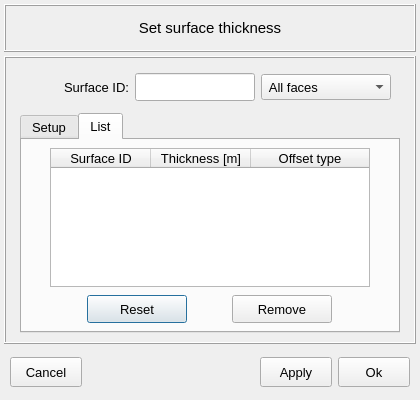
First picture: the form in vibra/interface/data/ui_files/model/structural/surface_thickness_inputs.ui, repository MOPT-UFSC/VIBRA, before the edit.
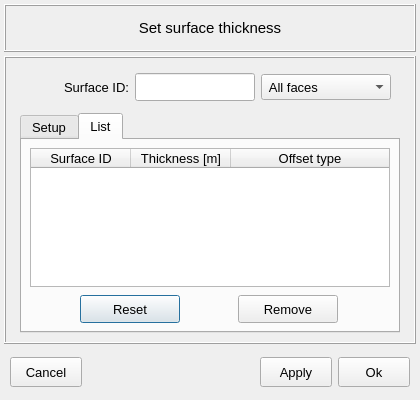
Second picture: the form after the edit. The open tabs and pages were chosen to show the change.

Diff of the .ui file:
```diff
--- a/vibra/interface/data/ui_files/model/structural/surface_thickness_inputs.ui
+++ b/vibra/interface/data/ui_files/model/structural/surface_thickness_inputs.ui
@@ -560,13 +560,13 @@
          </attribute>
          <layout class="QGridLayout" name="gridLayout_9">
           <property name="leftMargin">
-           <number>2</number>
+           <number>8</number>
           </property>
           <property name="topMargin">
            <number>8</number>
           </property>
           <property name="rightMargin">
-           <number>2</number>
+           <number>8</number>
           </property>
           <property name="bottomMargin">
            <number>2</number>
@@ -584,7 +584,7 @@
             </property>
             <property name="maximumSize">
              <size>
-              <width>320</width>
+              <width>16777215</width>
               <height>40</height>
              </size>
             </property>
@@ -683,7 +683,7 @@
             </property>
             <property name="maximumSize">
              <size>
-              <width>320</width>
+              <width>16777215</width>
               <height>200</height>
              </size>
             </property>
```
